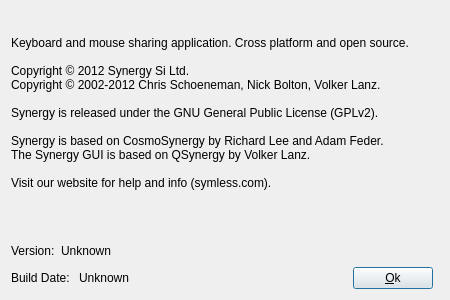
Qt form src/gui/res/AboutDialogBase.ui (deskflow/deskflow) before a commit.
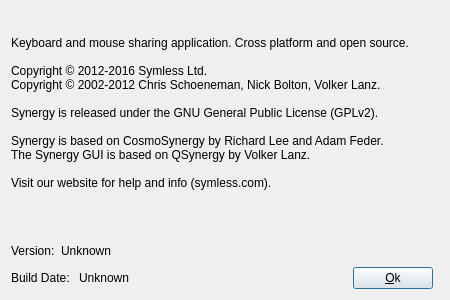
The same form after that commit. Icons and pictures are not drawn.

Commit message: Update company copyright notice

The edit to the form file:
```diff
--- a/src/gui/res/AboutDialogBase.ui
+++ b/src/gui/res/AboutDialogBase.ui
@@ -52,7 +52,7 @@
      <property name="text">
       <string>&lt;p&gt;
 Keyboard and mouse sharing application. Cross platform and open source.&lt;br /&gt;&lt;br /&gt;
-Copyright © 2012 Synergy Si Ltd.&lt;br /&gt;
+Copyright © 2012-2016 Symless Ltd.&lt;br /&gt;
 Copyright © 2002-2012 Chris Schoeneman, Nick Bolton, Volker Lanz.&lt;br /&gt;&lt;br /&gt;
 Synergy is released under the GNU General Public License (GPLv2).&lt;br /&gt;&lt;br /&gt;
 Synergy is based on CosmoSynergy by Richard Lee and Adam Feder.&lt;br /&gt;
```
The commit also changes 646 other files.
